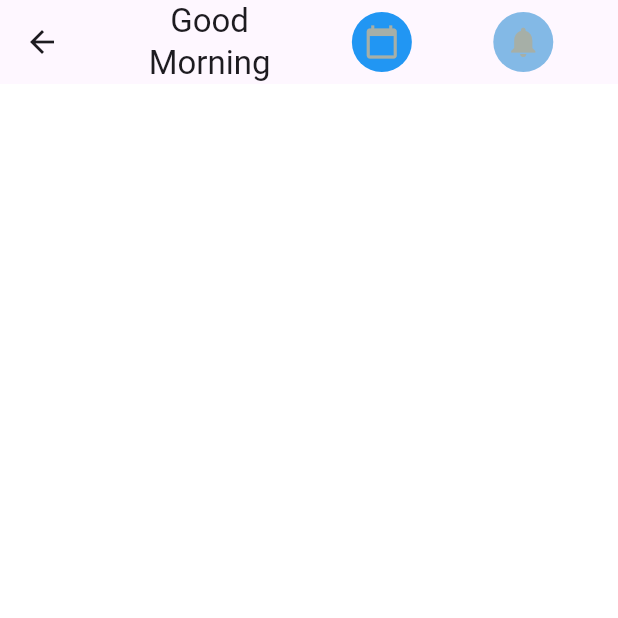
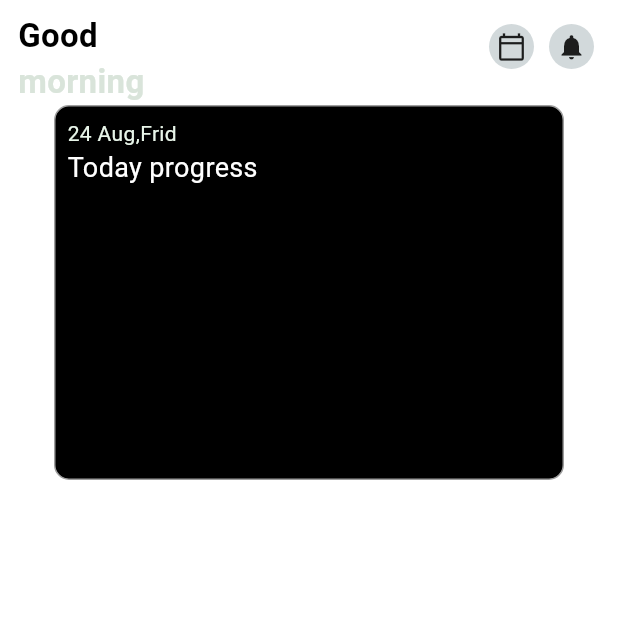
Before and after one commit to 0122345/diff_projects, a Flutter app: the screen it shows after launch, after a tap on the "arrow forward" icon, on a phone screen of 412 x 824 dp, the top half of it. Run offline on Flutter 3.47's test engine with Material 3 defaults, Android fonts, the phone set to English and light mode, and no system bars.

Commit message:
improving UI & setup of enviro

```diff
--- a/flutter/crazy_todoapp/lib/components/general_taskspage.dart
+++ b/flutter/crazy_todoapp/lib/components/general_taskspage.dart
@@ -12,40 +12,131 @@ class _GeneralTaskPageState extends State<GeneralTaskPage> {
   Widget build(BuildContext context) {
     return Scaffold(
       backgroundColor: Colors.white,
-      appBar: AppBar(
-        title: Row(
-          mainAxisAlignment: MainAxisAlignment.spaceAround,
+      body: Column(
         children: [
-            const Column(
+          Row(
+            crossAxisAlignment: CrossAxisAlignment.start,
             children: [
-               Align(alignment:Alignment.topLeft, child:Text('Good')),
-              Align(alignment:Alignment.bottomLeft, child:Text('Morning')),
-              ]),
-            Container(
-              width: 40,
-              height: 40,
-              decoration: BoxDecoration(
-                borderRadius: BorderRadius.circular(20),
-                color: Colors.blue,
-              ),
-              child: const Icon(Icons.calendar_today,
-               color: Color.fromARGB(255, 166, 175, 167),
+              const Expanded(
+                child: Padding(
+                  padding: EdgeInsets.only(top: 8.0, left: 12.0),
+                  child: Column(
+                    //mainAxisSize: MainAxisSize.min,
+                    crossAxisAlignment: CrossAxisAlignment.start,
+                    children: [
+                      Text(
+                        'Good',
+                        style: TextStyle(
+                          color: Colors.black,
+                          fontSize: 22,
+                          fontWeight: FontWeight.bold,
                         ),
                       ),
-            Container(
-               width: 40,
-              height: 40,
-              decoration: BoxDecoration(
-                borderRadius: BorderRadius.circular(20),
-                color: const Color.fromARGB(255, 131, 185, 230),
-              ),
-              child: const Icon(Icons.notifications,
-               color: Color.fromARGB(255, 166, 175, 167),
+                      Text(
+                        'morning',
+                        style: TextStyle(
+                          color: Color.fromARGB(255, 217, 228, 218),
+                          fontSize: 22,
+                          fontWeight: FontWeight.bold,
                         ),
                       ),
                     ],
                   ),
                 ),
+              ),
+              const SizedBox(width: 16),
+              Padding(
+                padding: const EdgeInsets.only(top: 16.0),
+                child: Container(
+                  width: 30,
+                  height: 30,
+                  decoration: BoxDecoration(
+                    borderRadius: BorderRadius.circular(20),
+                    color: const Color.fromARGB(255, 210, 217, 219),
+                  ),
+                  child: const Center(
+                    child: Icon(
+                      Icons.calendar_today_outlined,
+                      size: 20,
+                    ),
+                  ),
+                ),
+              ),
+              const SizedBox(
+                width: 10,
+              ),
+              Padding(
+                padding: const EdgeInsets.only(top: 16.0, right: 16.0),
+                child: Container(
+                  width: 30,
+                  height: 30,
+                  decoration: BoxDecoration(
+                    borderRadius: BorderRadius.circular(20),
+                    color: const Color.fromARGB(255, 210, 217, 219),
+                  ),
+                  child: const Center(
+                    child: Icon(
+                      Icons.notifications,
+                      size: 20,
+                    ),
+                  ),
+                ),
+              ),
+            ],
+          ),
+
+          //that was upper let's go for card
+          Container(
+            width: 340,
+            height: 250,
+            decoration: BoxDecoration(
+              borderRadius: BorderRadius.circular(10),
+              color: Colors.black,
+              border: Border.all(color: Colors.grey),
+            ),
+            child: Column(
+              children: [
+                Expanded(child: Padding(
+                  padding: const EdgeInsets.all(8.0),
+                  child: Column(
+                    children: [
+                      Align(
+                        alignment: Alignment.topLeft,
+                        child: Text('24 Aug,Frid',
+                        style: TextStyle(
+                          color: Colors.green.shade50
+                        ),
+                        ),
+                      ),
+                      const Align(
+                        alignment: Alignment.topLeft,
+                        child: Text('Today progress',
+                         style: TextStyle(
+                          color: Colors.white,
+                          fontSize: 18.0
+                         ),
+                        ),
+                      ),
+                    ],
+                  ),
+                ),),
+
+
+                const Expanded(child: Column(
+
+                ),),
+              ],
+            ),
+          ),
+
+
+
+          //for ongoing section
+          Container(),
+          //for completed section
+          Container(),
+        ],
+      ),
     );
   }
 }
--- a/flutter/crazy_todoapp/lib/components/homepage.dart
+++ b/flutter/crazy_todoapp/lib/components/homepage.dart
@@ -19,7 +19,7 @@ class _HomepageState extends State<Homepage> {
             height: double.infinity,
             decoration: const BoxDecoration(
               image: DecorationImage(
-                image: AssetImage('assets/images/Yuta.jpeg'),
+                image: AssetImage('assets/images/mc.jpeg'),
                 fit: BoxFit.cover,
               ),
             ),
@@ -28,17 +28,17 @@ class _HomepageState extends State<Homepage> {
             bottom: 0,
             left: 0,
             right: 0,
-            height: MediaQuery.of(context).size.height / 2,
+            height: MediaQuery.of(context).size.height / 3,
             child: Container(
               decoration: const BoxDecoration(
-                color: Color.fromARGB(255, 221, 224, 226),
+                color: Colors.white,
                 borderRadius: BorderRadius.only(
                   topLeft: Radius.circular(20.0),
                   topRight: Radius.circular(20.0),
                 ),
               ),
               child: Padding(
-                padding: const EdgeInsets.only(left: 18.0, top: 12),
+                padding: const EdgeInsets.only(left: 18.0, top: 10),
                 child: Column(
                   mainAxisAlignment: MainAxisAlignment.start,
                   children: [
@@ -48,7 +48,7 @@ class _HomepageState extends State<Homepage> {
                         'Manage',
                         style: TextStyle(
                           fontWeight: FontWeight.bold,
-                          fontSize: 30.0,
+                          fontSize: 20.0,
                           color: Colors.black,
                         ),
                       ),
@@ -59,7 +59,7 @@ class _HomepageState extends State<Homepage> {
                         'your',
                         style: TextStyle(
                           fontWeight: FontWeight.bold,
-                          fontSize: 30.0,
+                          fontSize: 20.0,
                           color: Colors.black,
                         ),
                       ),
@@ -72,7 +72,7 @@ class _HomepageState extends State<Homepage> {
                         child: Text(
                           'tasks',
                           style: TextStyle(
-                              fontSize: 60.0,
+                              fontSize: 30.0,
                               fontWeight: FontWeight.bold,
                               color: Color.fromARGB(255, 206, 198, 198)),
                         ),
```
Also changed, not shown: flutter/crazy_todoapp/pubspec.yaml (line endings or trailing spaces). Lines whose indentation alone changed are shown as unchanged.
